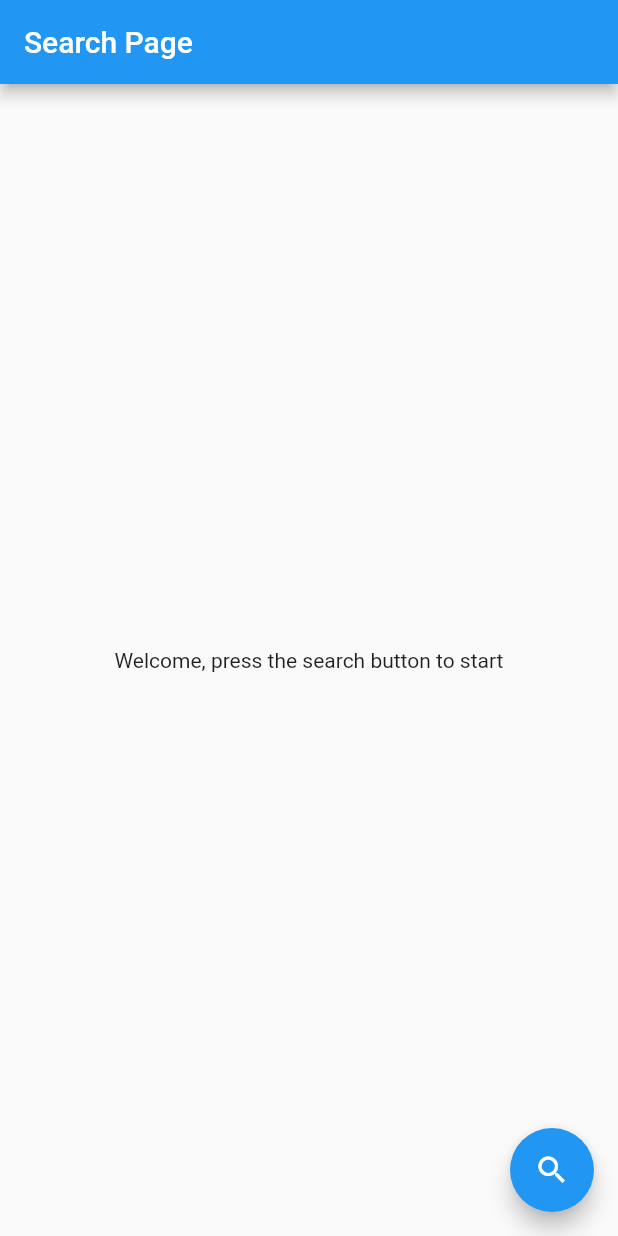
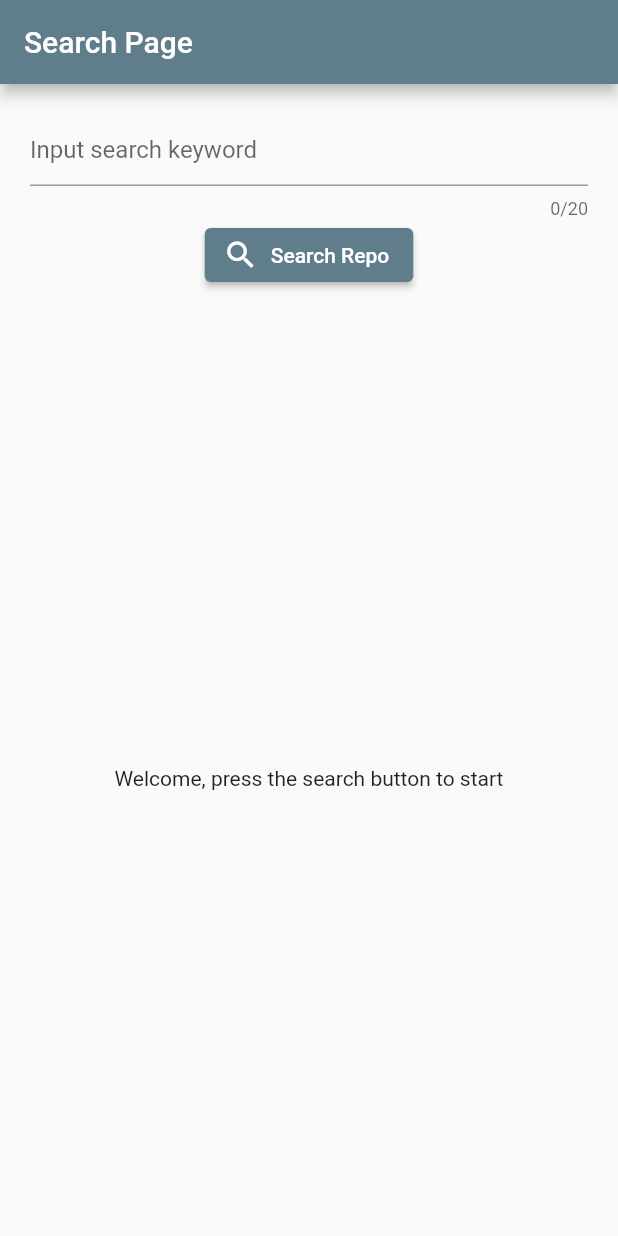
Before and after one commit to IngNoob/gitsearch, a Flutter app: the screen it shows after launch, on a phone screen of 412 x 824 dp. Run offline on Flutter 3.47's test engine with Material 2 defaults, Android fonts, the phone set to English and light mode, and no system bars; drawn by our look-alikes of modal_progress_hud_nsn.

Commit message:
＊キーワードを入力できるフォーム追加（別Widgetで）

```diff
--- /dev/null
+++ b/lib/Common/globals.dart
@@ -0,0 +1,5 @@
+class Globals {
+
+  static int apiPerPageDefault = 30;
+  static int apiPageDefault = 1;
+}
--- /dev/null
+++ b/lib/Items/search_query.dart
@@ -0,0 +1,31 @@
+import 'package:gitsearch/Common/globals.dart';
+
+class SearchQuery {
+
+  String? keyword;
+  int sort = 1;
+  int order = 1;
+  int perPage = Globals.apiPerPageDefault;
+  int page = Globals.apiPageDefault;
+
+  SearchQuery({keyword, sort, order, perPage, page});
+
+  SearchQuery.fromJson(Map<String, dynamic> json) {
+    keyword = json['q'];
+    sort = json['sort'];
+    order = json['order'];
+    perPage = json['per_page'];
+    page = json['page'];
+  }
+
+   Map<String, dynamic> toMap() {
+    return <String, dynamic>{
+      'q' : keyword,
+      'sort': order,
+      'order': sort,
+      'per_page': page,
+      'page': perPage,
+    };
+  }
+
+}
--- a/lib/Models/search_model.dart
+++ b/lib/Models/search_model.dart
@@ -21,7 +21,7 @@ class SearchModel extends ChangeNotifier{
   SearchResult _search = SearchResult();
   SearchResult get search => _search;
 
-  Future<void> doSearch() async {
+  Future<void> doSearch(String? keyword) async {
 
     _isBusy = true;
     notifyListeners();
@@ -29,7 +29,7 @@ class SearchModel extends ChangeNotifier{
     final Uri uri = Uri.https(
       baseURL,
       searchEndPoint,
-      <String, String>{'q' : "hongkong" },
+      <String, String>{'q' : keyword! },
     );
 
     final http.Response response = await http.get(
--- a/lib/Pages/search_page.dart
+++ b/lib/Pages/search_page.dart
@@ -3,6 +3,7 @@ import 'dart:math';
 import 'package:flutter/material.dart';
 import 'package:gitsearch/Items/search_result.dart';
 import 'package:gitsearch/Models/search_model.dart';
+import 'package:gitsearch/search_form_widget.dart';
 
 import 'package:modal_progress_hud_nsn/modal_progress_hud_nsn.dart';
 import 'package:provider/provider.dart';
@@ -20,6 +21,9 @@ class _SearchPageState extends State<SearchPage> {
   List<Widget> elements = [];
   Random rng = Random();
 
+  // Key to avoid rebuilds produced by ModalProgressHUD widget
+  GlobalKey<State> formWidgetKey = GlobalKey<State>();
+
 
   @override
   void initState() {
@@ -35,11 +39,15 @@ class _SearchPageState extends State<SearchPage> {
       body: ModalProgressHUD(
         inAsyncCall: Provider.of<SearchModel>(context,).isBusy,
         progressIndicator: CircularProgressIndicator(color: Theme.of(context).primaryColor),
+        child: Column(
+          children: [
+
+            SearchFormWidget(key: formWidgetKey,),
+
+            Expanded(
               child: Consumer<SearchModel>(
                 builder: (context, sModel, child) {
-
                   final SearchResult search = sModel.search;
-
                     if (search.items != null) {
                     elements= List.generate(search.items?.length ?? 0, (index) => ListTile(title: Text(search.items![index].fullName ?? "***Error***"), tileColor: Color.fromRGBO(rng.nextInt(255), rng.nextInt(255), rng.nextInt(255), 1) ));
                   }
@@ -49,14 +57,17 @@ class _SearchPageState extends State<SearchPage> {
                     const Center(child: Text("Welcome, press the search button to start"));
                 }
 
+              )
+            )
+          ],
         ),
 
       ),
-      floatingActionButton: FloatingActionButton(
-        onPressed: () => Provider.of<SearchModel>(context, listen: false).doSearch(),
-        tooltip: 'Search',
-        child: const Icon(Icons.search),
-      ),
+      // floatingActionButton: FloatingActionButton(
+      //   onPressed: () => Provider.of<SearchModel>(context, listen: false).doSearch(),
+      //   tooltip: 'Search',
+      //   child: const Icon(Icons.search),
+      // ),
     );
   }
 
--- a/lib/app.dart
+++ b/lib/app.dart
@@ -18,8 +18,8 @@ class MyApp extends StatelessWidget {
     child:
       MaterialApp(
         title: 'GitSearch',
-        theme: ThemeData(
-          primarySwatch: Colors.blue,
+        theme:ThemeData.light().copyWith(
+          colorScheme: const ColorScheme.light().copyWith(primary: Colors.blueGrey)
         ),
         onGenerateRoute: (RouteSettings settings){
 
--- /dev/null
+++ b/lib/search_form_widget.dart
@@ -0,0 +1,89 @@
+import 'package:flutter/material.dart';
+import 'package:gitsearch/Items/search_query.dart';
+import 'package:gitsearch/Models/search_model.dart';
+import 'package:provider/provider.dart';
+
+class SearchFormWidget extends StatefulWidget {
+  const SearchFormWidget({Key? key}) : super(key: key);
+
+  @override
+  State<SearchFormWidget> createState() => _SearchFormWidgetState();
+}
+
+class _SearchFormWidgetState extends State<SearchFormWidget> {
+
+  final GlobalKey<FormState> _formKey = GlobalKey<FormState>();
+  final SearchQuery searchData = SearchQuery();
+  AutovalidateMode _autovalidateMode = AutovalidateMode.disabled;
+  TextEditingController keywordTextController = TextEditingController();
+
+  @override
+  void initState() {
+    super.initState();
+  }
+
+  @override
+  void dispose() {
+    keywordTextController.dispose();
+    super.dispose();
+  }
+
+  @override
+  Widget build(BuildContext context) {
+
+    return Container(
+      padding: const EdgeInsets.all(20),
+      color:Theme.of(context).scaffoldBackgroundColor,
+      child: GestureDetector(
+        onTap: () => FocusScope.of(context).unfocus(),
+        child: Form(
+          key: _formKey,
+          autovalidateMode: _autovalidateMode,
+          child: Column( children: [
+            TextFormField(
+              maxLength: 20,
+              controller: keywordTextController,
+              decoration: const InputDecoration(
+                hintText: 'Input search keyword'
+              ),
+              validator: (String? value){
+                  if (value!.isEmpty){
+                  return "Required Field";
+                }
+                  return null;
+              },
+              onSaved: (String? value){
+                searchData.keyword = value;
+              },
+            ),
+            ElevatedButton.icon(
+              icon: const Icon(Icons.search),
+              label: const Text("Search Repo"),
+              onPressed: doSearch,
+            )
+
+          ])
+        )
+      )
+    );
+  }
+
+  Future<void> doSearch() async{
+
+    FocusScope.of(context).unfocus();
+
+    setState(() {
+      _autovalidateMode = AutovalidateMode.always;
+    });
+
+    if(_formKey.currentState!.validate()){
+      _formKey.currentState!.save();
+
+      Provider.of<SearchModel>(context, listen: false).doSearch(searchData.keyword);
+
+    }
+
+  }
+
+
+}
```
Lines whose indentation alone changed are shown as unchanged.
